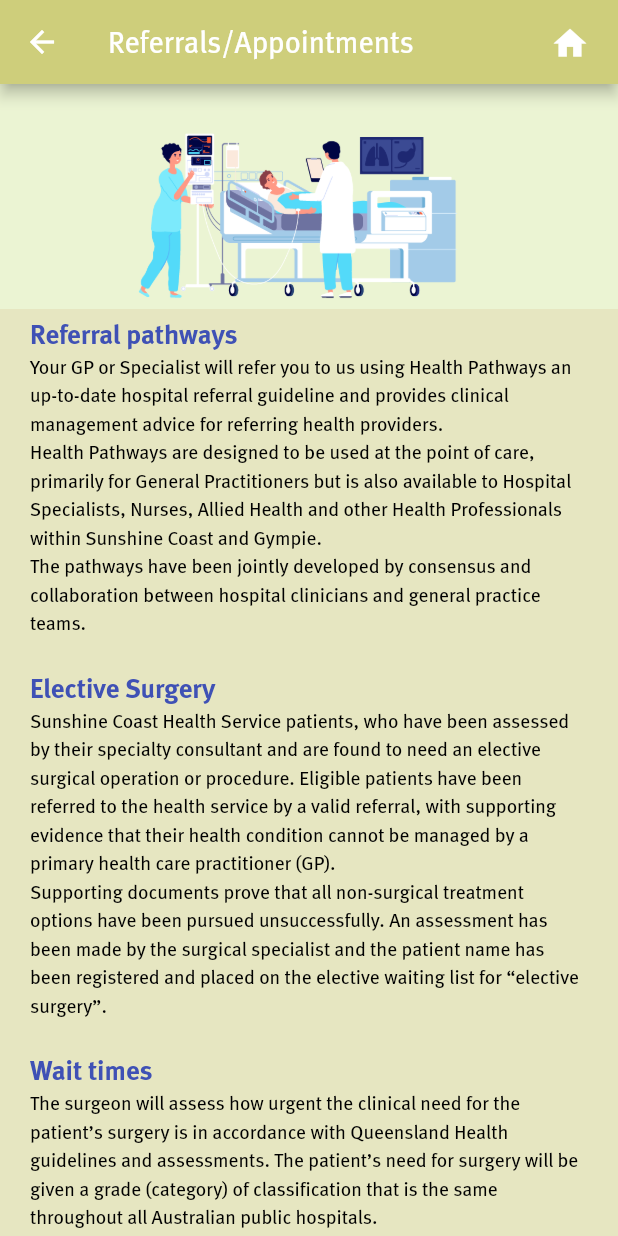
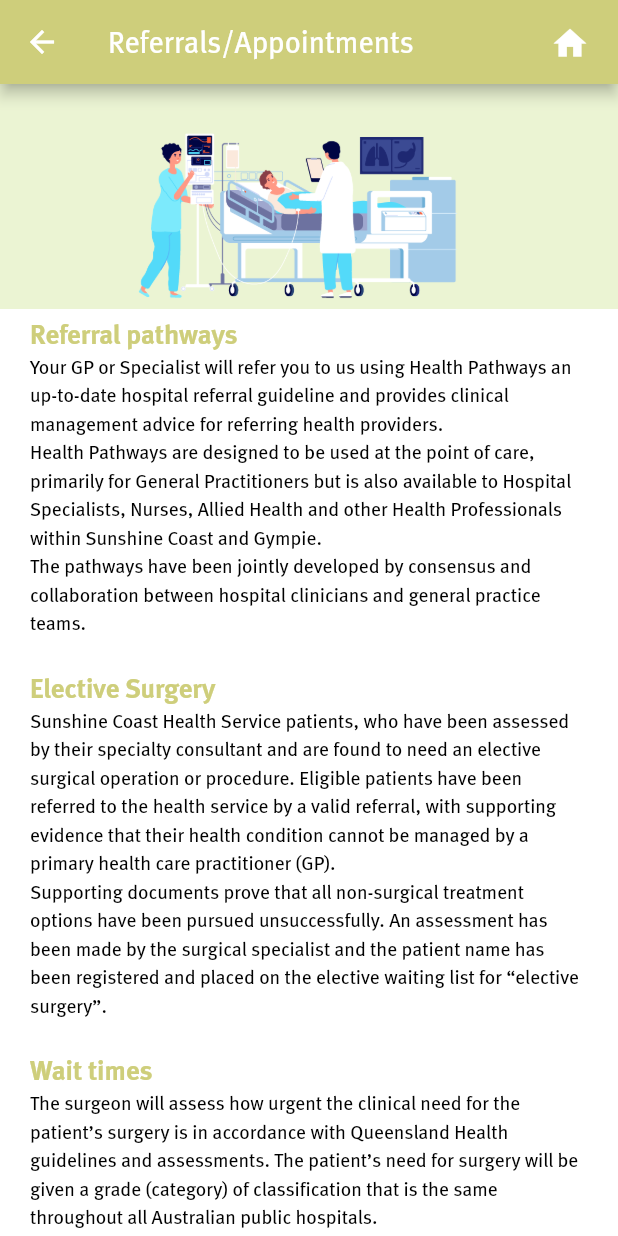
Before and after one commit to janesamSCHHS/my_schhs_app_project, a Flutter app: the screen it shows after launch, in the side drawer, after a tap on "Appointments and referrals", on a phone screen of 412 x 824 dp. Run offline on Flutter 3.47's test engine with Material 2 defaults, Android fonts, the phone set to English and light mode, and no system bars; our stand-ins replace bottom_navy_bar, font_awesome_flutter, google_maps_flutter, hive, hive_flutter, new_gradient_app_bar; missing offline and left inert: maps_launcher, splash_screen_view; accounts and stored records are empty.

Commit message:
updates200821

```diff
--- a/lib/screens/appoints.dart
+++ b/lib/screens/appoints.dart
@@ -41,10 +41,7 @@ class AppointPage extends StatelessWidget {
                     Column(
                       children: [
                         Container(
-                          width: MediaQuery
-                              .of(context)
-                              .size
-                              .width,
+                          width: MediaQuery.of(context).size.width,
                           decoration: BoxDecoration(color: Color(0xffebf4d3)),
                           child: Image(
                             image: AssetImage('assets/images/surgery.png'),
@@ -56,57 +53,51 @@ class AppointPage extends StatelessWidget {
                     ),
                   ],
                 ),
-
                 Container(
-                  decoration: BoxDecoration(color: Color(0x73CECE7B)),
+                  decoration: BoxDecoration(color: Colors.white),
                   child: Padding(
-                    padding: const EdgeInsets.only(left: 20,top: 5,right: 20,bottom: 20),
+                    padding: const EdgeInsets.only(
+                        left: 20, top: 5, right: 20, bottom: 20),
                     child: Center(
                       child: InkWell(
                         child: RichText(
                           text: TextSpan(
-                            text:
-                            'Referral pathways',
-                            style: Theme
-                                .of(context)
+                            text: 'Referral pathways',
+                            style: Theme.of(context)
                                 .textTheme
                                 .headline5!
-                                .copyWith(color: Colors.indigo,
+                                .copyWith(
+                                    color: Color(0xFFCECE7B),
                                     fontWeight: FontWeight.w600),
                             children: <TextSpan>[
                               TextSpan(
                                   text:
                                       '\nYour GP or Specialist will refer you to us using Health Pathways an up-to-date hospital referral guideline and provides clinical management advice for referring health providers.'
                                       '\nHealth Pathways are designed to be used at the point of care, primarily for General Practitioners but is also available to Hospital Specialists, Nurses, Allied Health and other Health Professionals within Sunshine Coast and Gympie.\nThe pathways have been jointly developed by consensus and collaboration between hospital clinicians and general practice teams.',
-                                  style: Theme
-                                      .of(context)
-                                      .textTheme
-                                      .bodyText1),
-
+                                  style: Theme.of(context).textTheme.bodyText1),
                               TextSpan(
                                 text: '\n\nElective Surgery',
-                                style: Theme
-                                    .of(context)
+                                style: Theme.of(context)
                                     .textTheme
                                     .headline5!
-                                    .copyWith(color: Colors.indigo,
-                                    fontWeight: FontWeight.w600),),
+                                    .copyWith(
+                                        color: Color(0xFFCECE7B),
+                                        fontWeight: FontWeight.w600),
+                              ),
                               TextSpan(
                                 text:
                                     '\nSunshine Coast Health Service patients, who have been assessed by their specialty consultant and are found to need an elective surgical operation or procedure. Eligible patients have been referred to the health service by a valid referral, with supporting evidence that their health condition cannot be managed by a primary health care practitioner (GP). \nSupporting documents prove that all non-surgical treatment options have been pursued unsuccessfully. An assessment has been made by the surgical specialist and the patient name has been registered and placed on the elective waiting list for “elective surgery”. ',
-                                style: Theme
-                                    .of(context)
-                                    .textTheme
-                                    .bodyText1,
+                                style: Theme.of(context).textTheme.bodyText1,
                               ),
                               TextSpan(
                                 text: '\n\nWait times ',
-                                style: Theme
-                                    .of(context)
+                                style: Theme.of(context)
                                     .textTheme
                                     .headline5!
-                                    .copyWith(color: Colors.indigo,
-                                    fontWeight: FontWeight.w600),),
+                                    .copyWith(
+                                        color: Color(0xFFCECE7B),
+                                        fontWeight: FontWeight.w600),
+                              ),
                               TextSpan(
                                 text:
                                     '\nThe surgeon will assess how urgent the clinical need for the patient’s surgery is in accordance with Queensland Health guidelines and assessments. The patient’s need for surgery will be given a grade (category) of classification that is the same throughout all Australian public hospitals.'
@@ -114,104 +105,87 @@ class AppointPage extends StatelessWidget {
                                     '\nCategory 2: Requires surgical intervention within 90 days.'
                                     '\nCategory 3: Requires surgical intervention within 365 days.'
                                     '\n\nDuring the waiting period, if the patients’ condition changes; significantly getting better or worse the patient must see their General Practitioner (GP) for assessment and advice. Your GP can send an updated referral to your surgeon if further action is required. A letter of offer from Surgical Services, Sunshine Coast Health Precinct will be mailed to the patient as per their contact details with an elective surgery booking date. It is essential to confirm your elective surgery as soon as possible to avoid delays.',
-                                style: Theme
-                                    .of(context)
-                                    .textTheme
-                                    .bodyText1,
+                                style: Theme.of(context).textTheme.bodyText1,
                               ),
                               TextSpan(
                                 text: '\n\nAppointment timing',
-                                style: Theme
-                                    .of(context)
+                                style: Theme.of(context)
                                     .textTheme
                                     .headline5!
-                                    .copyWith(color: Colors.indigo,
-                                    fontWeight: FontWeight.w600),),
+                                    .copyWith(
+                                        color: Color(0xFFCECE7B),
+                                        fontWeight: FontWeight.w600),
+                              ),
                               TextSpan(
                                 text:
                                     '\nAn arrival time for the day of surgery will NOT be confirmed until the business day prior to the patient’s surgery. Patients are requested to follow the directions on their booking letter for their particular hospital they are booked for surgery. If the patient, family or carer has not spoken to a member of the SCHHS, they are requested to contact the appropriate hospital the business day prior to their surgery between 3:00-5:00pm to confirm their booking, attendance and complete Covid screening questions. Patients should contact the hospital reception as early as possible if there are any changes in contact details, to prevent cancellations due to poor communication.'
                                     '\nIt is essential for patients to have a sound knowledge of their medical history, relevant family history, allergies, medications, surgical/anaesthetic history and any social issues that may impact on the patient’s procedure or recovery process. If the patient booked for elective surgery does not have the capacity to answer questions in relation to these topics through age or cognition, a support person who knows the patient must be present for consenting and also on the day of surgery.'
                                     '\nIt is very important to attend all appointments before surgery for safe planning and best healthcare outcomes.'
                                     '\nA patient waiting for elective surgery may be requested to have clinical tests/ investigations in the lead up to their elective surgery.',
-                                style: Theme
-                                    .of(context)
-                                    .textTheme
-                                    .bodyText1,
+                                style: Theme.of(context).textTheme.bodyText1,
                               ),
-
                               TextSpan(
                                 text: '\n\nNon elective surgery ',
-                                style: Theme
-                                    .of(context)
+                                style: Theme.of(context)
                                     .textTheme
                                     .headline5!
-                                    .copyWith(color: Colors.indigo,
-                                    fontWeight: FontWeight.w600),),
+                                    .copyWith(
+                                        color: Color(0xFFCECE7B),
+                                        fontWeight: FontWeight.w600),
+                              ),
                               TextSpan(
                                 text:
                                     '\nAdmitted patients at the Sunshine Coast University Hospital, who are clinically assessed as requiring a surgical procedure within the public system will be placed on the Non-Elective surgical list to wait for their surgical procedure and will be clinically prioritised by the Queensland Health guidelines and assessments by trained professionals. We understand that this time can be stressful and frustrating, this information aims to help provide understanding for the patient, their families and carer’s about waiting for a surgical procedure within the public healthcare system. ',
-                                style: Theme
-                                    .of(context)
-                                    .textTheme
-                                    .bodyText1,
+                                style: Theme.of(context).textTheme.bodyText1,
                               ),
-
                               TextSpan(
                                 text: '\n\nEligibility ',
-                                style: Theme
-                                    .of(context)
+                                style: Theme.of(context)
                                     .textTheme
                                     .headline5!
-                                    .copyWith(color: Colors.indigo,
-                                    fontWeight: FontWeight.w600),),
+                                    .copyWith(
+                                        color: Color(0xFFCECE7B),
+                                        fontWeight: FontWeight.w600),
+                              ),
                               TextSpan(
                                 text:
                                     '\nEligible patients placed on the “non elective surgical list” are patients admitted into the hospital through emergency services or departments, inpatients who may have a sudden deterioration in health or patients who may be admitted to the hospital via specialist outpatient services. These patients have been medically assessed as needing surgery due to the unplanned chain of events that have caused their health to worsen. ',
-                                style: Theme
-                                    .of(context)
-                                    .textTheme
-                                    .bodyText1,
+                                style: Theme.of(context).textTheme.bodyText1,
                               ),
-
                               TextSpan(
                                 text: '\n\nSurgeries include: ',
-                                style: Theme
-                                    .of(context)
+                                style: Theme.of(context)
                                     .textTheme
                                     .headline5!
-                                    .copyWith(color: Colors.indigo,
-                                    fontWeight: FontWeight.w600),),
+                                    .copyWith(
+                                        color: Color(0xFFCECE7B),
+                                        fontWeight: FontWeight.w600),
+                              ),
                               TextSpan(
-                                text:
-                                '\nEar, Nose and Throat'
-                                    '\nGastroenterology'
-                                    '\nGeneral surgery'
-                                    '\nObstetrics and gynaecological'
-                                    '\nOrthopaedics'
-                                    '\nOphthalmology'
-                                    '\nUrological Surgery'
-                                    '\nVascular Surgery'
-                                    '\nPlastic surgery'
-                                    '\nDental surgery',
-                                style: Theme
-                                    .of(context)
-                                    .textTheme
-                                    .bodyText1,
+                                text: '\n  Ear, Nose and Throat'
+                                    '\n  Gastroenterology'
+                                    '\n  General surgery'
+                                    '\n  Obstetrics and gynaecological'
+                                    '\n  Orthopaedics'
+                                    '\n  Ophthalmology'
+                                    '\n  Urological surgery'
+                                    '\n  Vascular surgery'
+                                    '\n  Plastic surgery'
+                                    '\n  Dental surgery',
+                                style: Theme.of(context).textTheme.bodyText1,
                               ),
                               TextSpan(
                                 text: '\n\nWhat to know before your surgery: ',
-                                style: Theme
-                                    .of(context)
+                                style: Theme.of(context)
                                     .textTheme
                                     .headline5!
-                                    .copyWith(color: Colors.indigo,
-                                    fontWeight: FontWeight.w600),),
+                                    .copyWith(
+                                        color: Color(0xFFCECE7B),
+                                        fontWeight: FontWeight.w600),
+                              ),
                               TextSpan(
                                   text: '\nVideo with Dr Owain Evans. ',
-                                style: Theme
-                                    .of(context)
-                                    .textTheme
-                                    .headline6,
+                                  style: Theme.of(context).textTheme.headline6,
                                   recognizer: TapGestureRecognizer()
                                     ..onTap = () {
                                       launch('https://vimeo.com/538974988');
@@ -223,12 +197,12 @@ class AppointPage extends StatelessWidget {
                     ),
                   ),
                 ),
-                SizedBox(height: 20,)
+                SizedBox(
+                  height: 20,
+                )
               ],
-
             ),
           ),
         ));
-
   }
 }
--- a/lib/screens/medications.dart
+++ b/lib/screens/medications.dart
@@ -53,9 +53,16 @@ class _MedicationsPageState extends State<MedicationsPage> {
           ),
         ],
       ),
-      body: Container(
-        //margin: EdgeInsets.only(bottom: 20),
-        padding: EdgeInsets.all(10),
+      body: Column(
+        children: [
+          Container(
+            width: MediaQuery.of(context).size.width,
+            child: Image(
+              image: AssetImage('assets/images/medications.png'),
+              height: 160,
+            ),
+          ),
+          Expanded(
             child: ListView.builder(
               itemCount: itemData.length,
               itemBuilder: (BuildContext context, int index) {
@@ -80,7 +87,6 @@ class _MedicationsPageState extends State<MedicationsPage> {
                                   letterSpacing: 0.3,
                                   height: 1.3),
                             ),
-
                           ],
                         ),
                       ),
@@ -96,7 +102,7 @@ class _MedicationsPageState extends State<MedicationsPage> {
                                 style: TextStyle(
                                     letterSpacing: 0.4,
                                     color: itemData[index].colorsItem,
-                                fontSize: 20,
+                                    fontSize: 18,
                                     fontWeight: FontWeight.w700),
                               ),
                               Text(
@@ -104,7 +110,7 @@ class _MedicationsPageState extends State<MedicationsPage> {
                                 style: TextStyle(
                                     color: Colors.teal,
                                     //itemData[index].colorsItem,
-                                fontSize: 16,
+                                    fontSize: 14,
                                     fontWeight: FontWeight.w400),
                               ),
                             ],
@@ -122,6 +128,8 @@ class _MedicationsPageState extends State<MedicationsPage> {
                 );
               },
             ),
+          ),
+        ],
       ),
     );
   }
--- a/pubspec.yaml
+++ b/pubspec.yaml
@@ -32,6 +32,8 @@ dependencies:
   webview_flutter: ^2.0.9
   animated_splash_screen: ^1.1.0
   splash_screen_view: ^3.0.0
+  flutter_launcher_icons: 0.9.1
+
 
 
   # The following adds the Cupertino Icons font to your application.
```
Also changed, not shown: assets/images/medications.png (added), pubspec.lock, 21 other files. Lines whose indentation alone changed are shown as unchanged.
